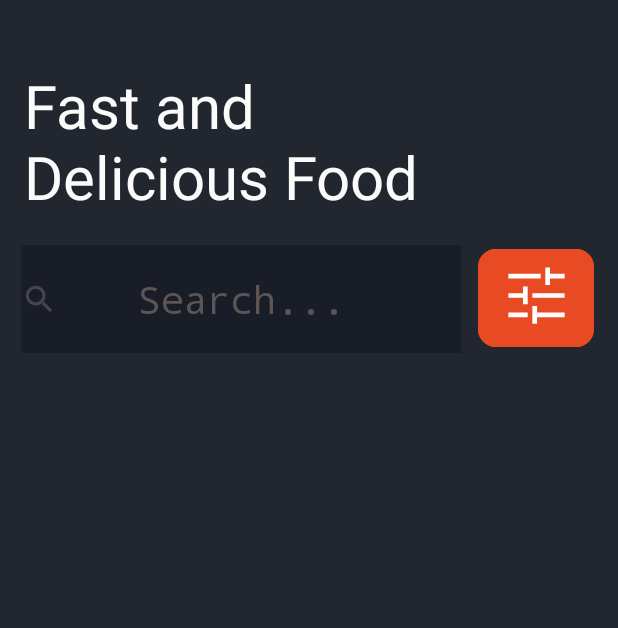
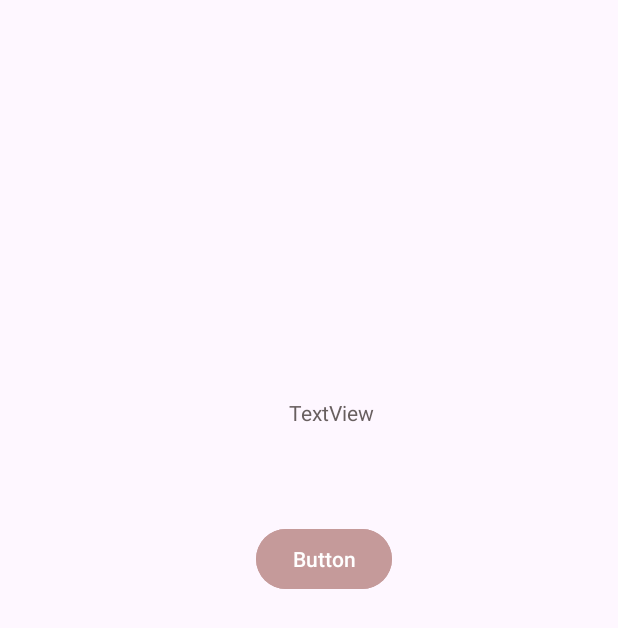
Before and after one commit to JuanJimenezIY/DispositivosMoviles, an Android app: the screen it shows after launch (MainActivity before the commit, EmptyActivity after it), on a phone screen of 412 x 824 dp. Shown: the top 628 px of the screen. Run offline under Robolectric (Android 15) with nearby library versions, the light colour scheme and no system bars; Roboto replaces fonts that are not available here.

Commit message:
Segunda semana

```diff
--- a/app/build.gradle
+++ b/app/build.gradle
@@ -30,6 +30,10 @@ android {
     kotlinOptions {
         jvmTarget = '1.8'
     }
+
+    buildFeatures {
+        viewBinding = true
+    }
 }
 
 dependencies {
--- a/app/src/main/AndroidManifest.xml
+++ b/app/src/main/AndroidManifest.xml
@@ -13,7 +13,7 @@
         android:theme="@style/Theme.Dispositivos"
         tools:targetApi="31">
         <activity
-            android:name=".MainActivity"
+            android:name=".EmptyActivity"
             android:exported="true">
             <intent-filter>
                 <action android:name="android.intent.action.MAIN" />
--- /dev/null
+++ b/app/src/main/java/com/example/dispositivos/EmptyActivity.kt
@@ -0,0 +1,30 @@
+package com.example.dispositivos
+
+import androidx.appcompat.app.AppCompatActivity
+import android.os.Bundle
+import com.example.dispositivos.databinding.ActivityEmptyBinding
+import com.google.android.material.snackbar.Snackbar
+
+class EmptyActivity : AppCompatActivity() {
+
+    private lateinit var binding: ActivityEmptyBinding
+    override fun onCreate(savedInstanceState: Bundle?) {
+        super.onCreate(savedInstanceState)
+        binding=ActivityEmptyBinding.inflate(layoutInflater)
+        setContentView(binding.root)
+    }
+    override fun onStart() {
+        super.onStart()
+        initClass()
+    }
+    private fun initClass(){
+        binding.button1.setOnClickListener{
+            var f = Snackbar.make(
+                binding.button1,
+                "EmptyActivity",
+                Snackbar.LENGTH_SHORT
+            )
+                .show()
+        }
+    }
+}
--- /dev/null
+++ b/app/src/main/java/com/example/dispositivos/ui/utilities/Metodos.kt
@@ -0,0 +1,6 @@
+package com.example.dispositivos.ui.utilities
+
+class Metodos {
+    fun suma(a: Int, b: Int): Int =a+b
+
+}
--- /dev/null
+++ b/app/src/main/res/layout/activity_empty.xml
@@ -0,0 +1,36 @@
+<?xml version="1.0" encoding="utf-8"?>
+<androidx.constraintlayout.widget.ConstraintLayout xmlns:android="http://schemas.android.com/apk/res/android"
+    xmlns:app="http://schemas.android.com/apk/res-auto"
+    xmlns:tools="http://schemas.android.com/tools"
+    android:layout_width="match_parent"
+    android:layout_height="match_parent"
+    tools:context=".EmptyActivity">
+
+    <Button
+        android:id="@+id/button1"
+        android:layout_width="wrap_content"
+        android:layout_height="wrap_content"
+        android:layout_marginStart="170dp"
+        android:layout_marginTop="64dp"
+        android:layout_marginEnd="150dp"
+        android:layout_marginBottom="472dp"
+        android:backgroundTint="#C59A9A"
+        android:text="Button"
+        app:layout_constraintBottom_toBottomOf="parent"
+        app:layout_constraintEnd_toEndOf="parent"
+        app:layout_constraintStart_toStartOf="parent"
+        app:layout_constraintTop_toBottomOf="@+id/textView" />
+
+    <TextView
+        android:id="@+id/textView"
+        android:layout_width="wrap_content"
+        android:layout_height="wrap_content"
+        android:layout_marginStart="192dp"
+        android:layout_marginTop="310dp"
+        android:layout_marginEnd="162dp"
+        android:text="TextView"
+        app:layout_constraintBottom_toTopOf="@+id/button1"
+        app:layout_constraintEnd_toEndOf="parent"
+        app:layout_constraintStart_toStartOf="parent"
+        app:layout_constraintTop_toTopOf="parent" />
+</androidx.constraintlayout.widget.ConstraintLayout>
--- a/app/src/main/res/layout/activity_main.xml
+++ b/app/src/main/res/layout/activity_main.xml
@@ -6,7 +6,7 @@
     android:layout_height="match_parent"
     android:background="#F71B2029"
     android:orientation="vertical"
-    tools:context=".MainActivity">
+    tools:context=".ui.activities.MainActivity">
 
 
     <TextView
@@ -19,31 +19,35 @@
         android:layout_marginEnd="101dp"
         android:text="@string/name_banner"
         app:layout_constraintBottom_toBottomOf="parent"
-        app:layout_constraintEnd_toEndOf="@+id/button"
+        app:layout_constraintEnd_toEndOf="@+id/boton1"
         app:layout_constraintHorizontal_bias="0.0"
         app:layout_constraintStart_toStartOf="parent"
         app:layout_constraintTop_toTopOf="parent"
         app:layout_constraintVertical_bias="0.06" />
 
     <Button
-        android:id="@+id/button"
+
+        android:id="@+id/boton1"
         android:layout_width="77dp"
         android:layout_height="73dp"
         android:layout_marginTop="20dp"
         android:layout_marginEnd="16dp"
         android:backgroundTint="#E84B24"
         app:cornerRadius="12dp"
-        app:icon="@drawable/tune_48px"
-        app:iconGravity="top"
-        app:iconSize="50dp"
-        app:iconTint="#FFFFFF"
-        app:layout_constraintBottom_toBottomOf="@+id/textView"
+        app:layout_constraintBottom_toBottomOf="@+id/txt_buscar"
         app:layout_constraintEnd_toEndOf="parent"
         app:layout_constraintTop_toBottomOf="@+id/editTextText"
         app:layout_constraintVertical_bias="1.0" />
+    <!--
+            app:icon="@drawable/tune_48px"
+            app:iconGravity="top"
+            app:iconSize="50dp"
+            app:iconTint="#FFFFFF"
+-->
+
 
     <TextView
-        android:id="@+id/textView"
+        android:id="@+id/txt_buscar"
         android:layout_width="293dp"
         android:layout_height="72dp"
         android:layout_marginStart="14dp"
@@ -57,7 +61,7 @@
         android:gravity="center"
         android:text="Search..."
         android:textSize="25dp"
-        app:layout_constraintEnd_toStartOf="@+id/button"
+        app:layout_constraintEnd_toStartOf="@+id/boton1"
         app:layout_constraintStart_toStartOf="parent"
         app:layout_constraintTop_toBottomOf="@+id/editTextText" />
 
--- a/app/src/main/res/values/themes.xml
+++ b/app/src/main/res/values/themes.xml
@@ -18,4 +18,5 @@
         <item name="android:textSize">40sp</item>
 
     </style>
+
 </resources>
```
Also changed, not shown: app/src/main/java/com/example/dispositivos/MainActivity.kt (deleted, +0 -11 lines), app/src/main/java/com/example/dispositivos/ui/activities/MainActivity.kt (added, +64 -0 lines).
